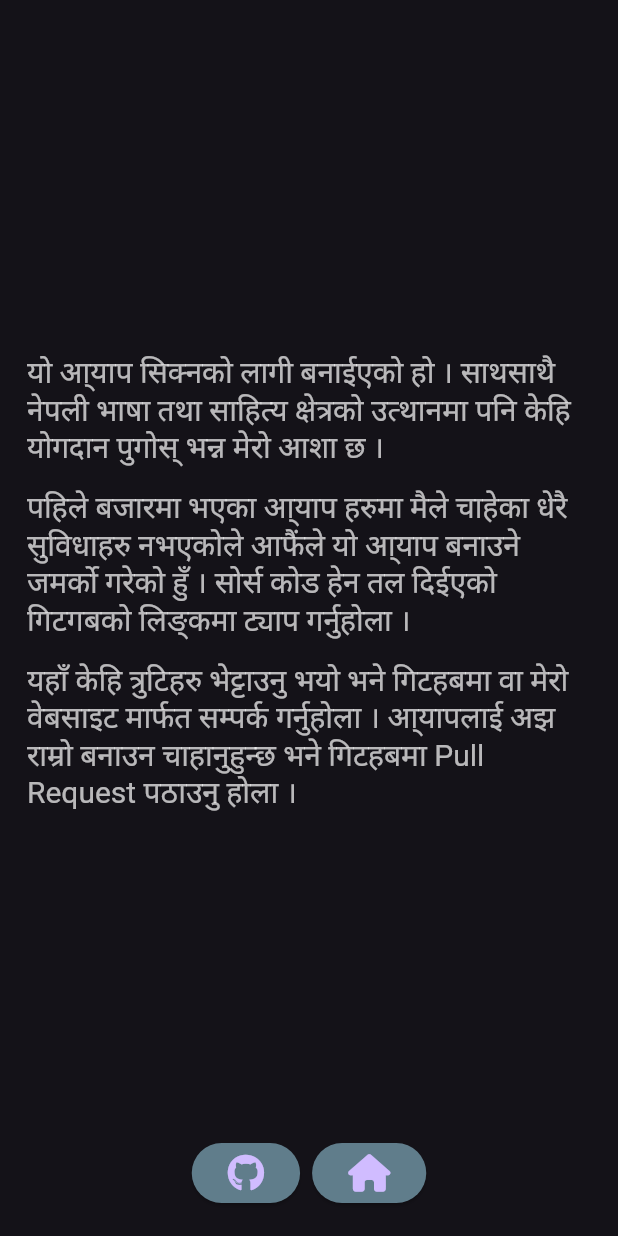
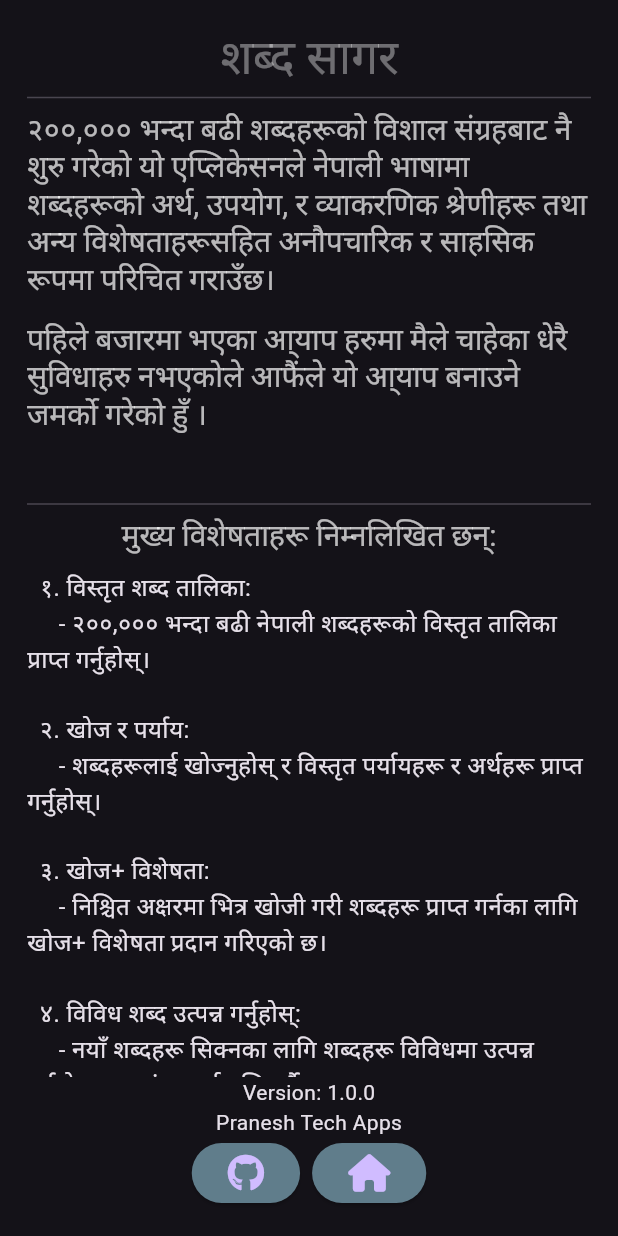
Before and after one commit to praneshp1org/SabdaSagar-Offline-Nepali-Dictionary, a Flutter app: the AboutScreen widget shown alone on an empty page, opened directly, on a phone screen of 412 x 824 dp. Run offline on Flutter 3.47's test engine with Material 3 defaults, Android fonts, the phone set to English and light mode, and no system bars; our stand-ins replace font_awesome_flutter, share_plus, sqflite; accounts and stored records are empty.

Commit message:
about app edited

```diff
--- a/lib/screens/about_app.dart
+++ b/lib/screens/about_app.dart
@@ -58,24 +58,72 @@ class AboutScreen extends StatelessWidget {
           mainAxisAlignment: MainAxisAlignment.center,
           children: [
             Text(
-                      'यो आ्याप सिक्नको लागी बनाईएको हो । साथसाथै नेपली भाषा तथा साहित्य क्षेत्रको उत्थानमा पनि केहि योगदान पुगोस् भन्न मेरो आशा छ ।',
+              'शब्द सागर',
+              style: Theme.of(context).textTheme.displayMedium,
+            ),
+            Divider(),
+            Text(
+              '२००,००० भन्दा बढी शब्दहरूको विशाल संग्रहबाट नै शुरु गरेको यो एप्लिकेसनले नेपाली भाषामा शब्दहरूको अर्थ, उपयोग, र व्याकरणिक श्रेणीहरू तथा अन्य विशेषताहरूसहित अनौपचारिक र साहसिक रूपमा परिचित गराउँछ।',
               style: Theme.of(context).textTheme.displaySmall,
             ),
             SizedBox(
               height: 15,
             ),
             Text(
-                      'पहिले बजारमा भएका आ्याप हरुमा मैले चाहेका धेरै सुविधाहरु नभएकोले आफैंले यो आ्याप बनाउने जमर्को गरेको हुँ । सोर्स कोड हेन तल दिईएको गिटगबको लिङ्कमा ट्याप गर्नुहोला ।',
+              'पहिले बजारमा भएका आ्याप हरुमा मैले चाहेका धेरै सुविधाहरु नभएकोले आफैंले यो आ्याप बनाउने जमर्को गरेको हुँ । ',
               style: Theme.of(context).textTheme.displaySmall,
             ),
             SizedBox(
               height: 15,
             ),
             Text(
-                      'यहाँ केहि त्रुटिहरु भेट्टाउनु भयो भने गिटहबमा वा मेरो वेबसाइट मार्फत सम्पर्क गर्नुहोला । आ्यापलाई अझ राम्रो बनाउन चाहानुहुन्छ भने गिटहबमा Pull Request पठाउनु होला ।',
+              // 'यहाँ केहि त्रुटिहरु भेट्टाउनु भयो भने गिटहबमा वा मेरो वेबसाइट मार्फत सम्पर्क गर्नुहोला । आ्यापलाई अझ राम्रो बनाउन चाहानुहुन्छ भने गिटहबमा Pull Request पठाउनु होला ।',
+              '',
               style: Theme.of(context).textTheme.displaySmall,
             ),
+            Divider(),
+            Text(
+              'मुख्य विशेषताहरू निम्नलिखित छन्:',
+              style: Theme.of(context).textTheme.displaySmall,
+            ),
+            SizedBox(
+              height: 10,
+            ),
+            Text(
+              '''
+  १. विस्तृत शब्द तालिका:
+     - २००,००० भन्दा बढी नेपाली शब्दहरूको विस्तृत तालिका प्राप्त गर्नुहोस्।
 
+  २. खोज र पर्याय:
+     - शब्दहरूलाई खोज्नुहोस् र विस्तृत पर्यायहरू र अर्थहरू प्राप्त गर्नुहोस्।
+
+  ३. खोज+ विशेषता:
+     - निश्चित अक्षरमा भित्र खोजी गरी शब्दहरू प्राप्त गर्नका लागि खोज+ विशेषता प्रदान गरिएको छ।
+
+  ४. विविध शब्द उत्पन्न गर्नुहोस्:
+     - नयाँ शब्दहरू सिक्नका लागि शब्दहरू विविधमा उत्पन्न गर्नुहोस्, शब्दसंग्रहलाई वृद्धि गर्दै।
+
+
+  ५. फेभरेट शब्दहरू:
+     - तपाईंको मनपरेका शब्दहरूलाई पसंदीदा चिन्हिएर शब्दसंग्रह बनाउनुहोस् र छलफल गर्नका लागि पुनरावलोकन गर्नुहोस्।
+
+  ६. व्याकरणिक श्रेणीहरू:
+     - शब्दहरूको व्याकरणिक श्रेणीहरूलाई अन्वेषण गर्नुहोस्, भाषा संरचनाको ठूलो बुझाइ गराउने।
+
+  ७. अफलाइन पहुँच:
+     - शब्दकोषलाई अफलाइनमा पहुँच गर्नुहोस्, जुन अधिकांश जडानको साथै अनुपलब्धता भएको क्षेत्रमा पनि उपलब्ध छ।
+
+  ८. उपयोगकर्ता-मित्रपूर्ण इन्टरफेस:
+     - मिलनसर र अनुप्रयोगकर्ता-मित्रपूर्ण डिजाइनमा मनोबल र अनुभवका लागि उपयोगकर्ता-मित्रपूर्ण डिजाइन गरिएको छ।
+
+  ९. भाषा सुधार:
+     - नियमित अध्ययन र अनुसन्धानका माध्यमबाट आफ्नो नेपाली भाषाको कौशल बढाउनुहोस्।
+
+  १०. व्यक्तिगत अनुकूलन:
+      - तपाईंको प्राथमिकतामा अनुसार सेटिङहरूलाई अनुकूलन गर्नुहोस्।
+  ''',
+              style: TextStyle(fontSize: 16),
+            )
           ],
         ),
       ),
@@ -90,13 +138,20 @@ class AboutScreen extends StatelessWidget {
         child: Column(
           children: [
             Expanded(child: scrollableBody(context)),
+            Column(
+              children: [
+                Text('Version: 1.0.0'),
+                Text('Pranesh Tech Apps'),
                 Row(
                   mainAxisAlignment: MainAxisAlignment.center,
-              children: [
-                githubButton(),
-                homeButton()
+                  children: [githubButton(), homeButton()],
+                )
               ],
             )
+            // Row(
+            //   mainAxisAlignment: MainAxisAlignment.center,
+            //   children: [githubButton(), homeButton()],
+            // )
           ],
         ),
       ),
--- a/lib/screens/dashboard.dart
+++ b/lib/screens/dashboard.dart
@@ -42,14 +42,14 @@ class _DashboardState extends State<Dashboard> {
   Widget build(BuildContext context) {
     return Scaffold(
       resizeToAvoidBottomInset: true,
-      // drawer: ADDrawer(
-      //     selectedItem: _drawerIndex,
-      //     onTapCallback: (val) {
-      //       setState(() {
-      //         _drawerIndex = val;
-      //         _selectedIndex = -1;
-      //       });
-      //     }),
+      drawer: ADDrawer(
+          selectedItem: _drawerIndex,
+          onTapCallback: (val) {
+            setState(() {
+              _drawerIndex = val;
+              _selectedIndex = -1;
+            });
+          }),
       appBar: AppBar(
         title: const Text('शब्द सागर'),
         elevation: 0,
@@ -91,7 +91,7 @@ class _DashboardState extends State<Dashboard> {
           ),
           BottomNavigationBarItem(
             icon: Icon(Icons.shuffle),
-            label: 'र्‍याण्डम',
+            label: 'विविध',
           ),
           BottomNavigationBarItem(
             icon: Icon(Icons.favorite_outline),
--- a/lib/screens/drawer.dart
+++ b/lib/screens/drawer.dart
@@ -4,7 +4,8 @@ class ADDrawer extends StatefulWidget {
   final Function onTapCallback;
   final int selectedItem;
 
-  const ADDrawer({super.key, required this.selectedItem, required this.onTapCallback});
+  const ADDrawer(
+      {super.key, required this.selectedItem, required this.onTapCallback});
 
   @override
   State<ADDrawer> createState() => _ADDrawerState();
@@ -27,7 +28,7 @@ class _ADDrawerState extends State<ADDrawer> {
           child: Container(
               alignment: Alignment.centerLeft,
               child: Text(
-                'अझ धेरै विकल्पहरु!!',
+                'शब्द सागर: तपाईंको नेपाली भाषा अनुसन्धान गर्ने साहित्यिक साथी',
                 style: TextStyle(fontSize: 20),
               )),
         ),
@@ -66,7 +67,7 @@ class _ADDrawerState extends State<ADDrawer> {
         ListTile(
           leading: Icon(Icons.info),
           title: Text(
-            'आ्याप बारे',
+            'App बारे',
             style: TextStyle(fontSize: 20),
           ),
           selected: currentSelection == 5,
```
Lines whose indentation alone changed are shown as unchanged.
